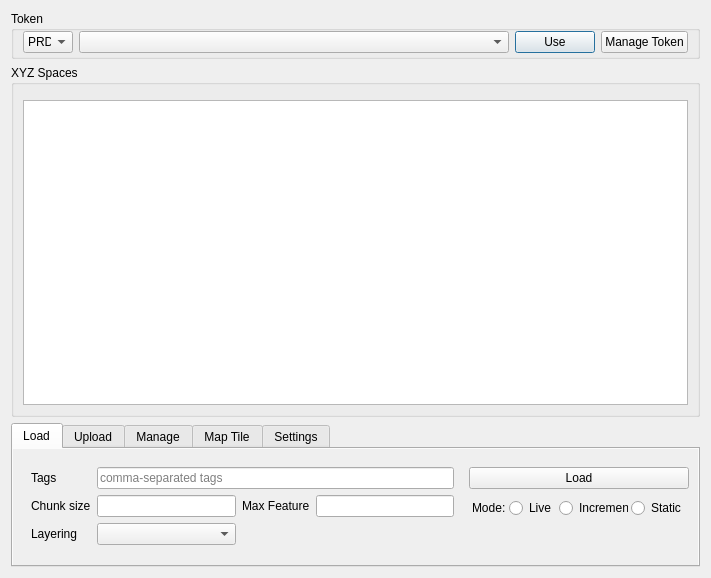
First picture: the form in XYZHubConnector/gui/ui/tab_dialog.ui, repository heremaps/xyz-qgis-plugin, before the edit.
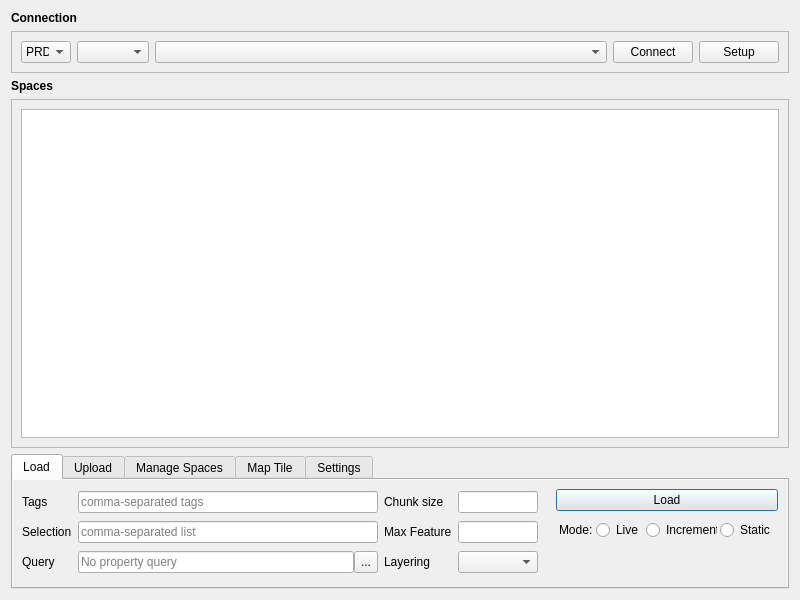
Second picture: the form after the edit. Custom widgets are drawn as their Qt base class.

Commit message:
support custom Hub server, Property query and selection, ui+ux update
+ server/token manager
+ process property query and selection request
+ dialog for server/token manager, property query
+ refactor, bug fixing
+ ref: fb580bfd

Diff of the .ui file:
```diff
--- a/XYZHubConnector/gui/ui/tab_dialog.ui
+++ b/XYZHubConnector/gui/ui/tab_dialog.ui
@@ -6,8 +6,8 @@
    <rect>
     <x>0</x>
     <y>0</y>
-    <width>711</width>
-    <height>578</height>
+    <width>800</width>
+    <height>600</height>
    </rect>
   </property>
   <property name="sizePolicy">
@@ -21,21 +21,108 @@
   </property>
   <layout class="QVBoxLayout" name="verticalLayout">
    <item>
-    <widget class="QGroupBox" name="groupBox_token">
+    <widget class="QWidget" name="groupBox_token" native="true">
+     <layout class="QVBoxLayout" name="verticalLayout_4">
+      <property name="leftMargin">
+       <number>0</number>
+      </property>
+      <property name="topMargin">
+       <number>0</number>
+      </property>
+      <property name="rightMargin">
+       <number>0</number>
+      </property>
+      <property name="bottomMargin">
+       <number>0</number>
+      </property>
+      <item>
+       <widget class="QWidget" name="widget_label_2" native="true">
+        <property name="sizePolicy">
+         <sizepolicy hsizetype="Preferred" vsizetype="Fixed">
+          <horstretch>0</horstretch>
+          <verstretch>0</verstretch>
+         </sizepolicy>
+        </property>
+        <layout class="QFormLayout" name="formLayout_5">
+         <property name="leftMargin">
+          <number>0</number>
+         </property>
+         <property name="topMargin">
+          <number>0</number>
+         </property>
+         <property name="rightMargin">
+          <number>0</number>
+         </property>
+         <property name="bottomMargin">
+          <number>0</number>
+         </property>
+         <item row="0" column="0">
+          <widget class="QLabel" name="label_14">
+           <property name="sizePolicy">
+            <sizepolicy hsizetype="Fixed" vsizetype="Preferred">
+             <horstretch>0</horstretch>
+             <verstretch>0</verstretch>
+            </sizepolicy>
+           </property>
+           <property name="font">
+            <font>
+             <weight>75</weight>
+             <bold>true</bold>
+            </font>
+           </property>
+           <property name="text">
+            <string>Connection</string>
+           </property>
+          </widget>
+         </item>
+        </layout>
+       </widget>
+      </item>
+      <item>
+       <widget class="QFrame" name="frame_content_2">
      <property name="enabled">
       <bool>true</bool>
      </property>
-     <property name="title">
-      <string>Token</string>
-     </property>
-     <layout class="QHBoxLayout" name="horizontalLayout">
-      <property name="topMargin">
-       <number>0</number>
-      </property>
-      <property name="bottomMargin">
-       <number>3</number>
-      </property>
-      <item>
+        <property name="frameShape">
+         <enum>QFrame::StyledPanel</enum>
+        </property>
+        <property name="frameShadow">
+         <enum>QFrame::Raised</enum>
+        </property>
+        <layout class="QGridLayout" name="gridLayout_2">
+         <item row="1" column="4">
+          <widget class="QPushButton" name="btn_token">
+           <property name="sizePolicy">
+            <sizepolicy hsizetype="Preferred" vsizetype="Fixed">
+             <horstretch>0</horstretch>
+             <verstretch>0</verstretch>
+            </sizepolicy>
+           </property>
+           <property name="text">
+            <string>Setup</string>
+           </property>
+           <property name="autoDefault">
+            <bool>false</bool>
+           </property>
+          </widget>
+         </item>
+         <item row="1" column="3">
+          <widget class="QPushButton" name="btn_use">
+           <property name="sizePolicy">
+            <sizepolicy hsizetype="Preferred" vsizetype="Fixed">
+             <horstretch>0</horstretch>
+             <verstretch>0</verstretch>
+            </sizepolicy>
+           </property>
+           <property name="text">
+            <string>Connect</string>
+           </property>
+           <property name="autoDefault">
+            <bool>false</bool>
+           </property>
+          </widget>
+         </item>
+         <item row="1" column="0">
        <widget class="QComboBox" name="comboBox_server">
         <property name="enabled">
          <bool>true</bool>
@@ -52,6 +139,9 @@
           <height>16777215</height>
          </size>
         </property>
+           <property name="visible">
+            <bool>false</bool>
+           </property>
         <item>
          <property name="text">
           <string>PRD</string>
@@ -69,7 +159,7 @@
         </item>
        </widget>
       </item>
-      <item>
+         <item row="1" column="2">
        <widget class="QComboBox" name="comboBox_token">
         <property name="enabled">
          <bool>true</bool>
@@ -80,85 +170,112 @@
           <verstretch>0</verstretch>
          </sizepolicy>
         </property>
+           <property name="toolTip">
+            <string>XYZ Hub Token</string>
+           </property>
         <property name="editable">
          <bool>false</bool>
         </property>
        </widget>
       </item>
-      <item>
-       <widget class="QPushButton" name="btn_use">
+         <item row="1" column="1">
+          <widget class="QComboBox" name="comboBox_server_url">
+           <property name="enabled">
+            <bool>true</bool>
+           </property>
         <property name="sizePolicy">
          <sizepolicy hsizetype="Fixed" vsizetype="Fixed">
           <horstretch>0</horstretch>
           <verstretch>0</verstretch>
          </sizepolicy>
         </property>
-        <property name="text">
-         <string>Use</string>
-        </property>
-        <property name="default">
-         <bool>false</bool>
-        </property>
-        <property name="flat">
+           <property name="maximumSize">
+            <size>
+             <width>100</width>
+             <height>16777215</height>
+            </size>
+           </property>
+           <property name="toolTip">
+            <string>XYZ Hub Server</string>
+           </property>
+           <property name="editable">
          <bool>false</bool>
         </property>
        </widget>
       </item>
+        </layout>
+       </widget>
+      </item>
+     </layout>
+    </widget>
+   </item>
       <item>
-       <widget class="QPushButton" name="btn_token">
+    <widget class="QWidget" name="groupBox_table" native="true">
+     <layout class="QVBoxLayout" name="verticalLayout_3">
+      <property name="leftMargin">
+       <number>0</number>
+      </property>
+      <property name="topMargin">
+       <number>0</number>
+      </property>
+      <property name="rightMargin">
+       <number>0</number>
+      </property>
+      <property name="bottomMargin">
+       <number>0</number>
+      </property>
+      <item>
+       <widget class="QWidget" name="widget_label_1" native="true">
         <property name="sizePolicy">
-         <sizepolicy hsizetype="Fixed" vsizetype="Fixed">
+         <sizepolicy hsizetype="Preferred" vsizetype="Fixed">
           <horstretch>0</horstretch>
           <verstretch>0</verstretch>
          </sizepolicy>
         </property>
-        <property name="text">
-         <string>Manage Token</string>
-        </property>
-        <property name="default">
-         <bool>false</bool>
-        </property>
-        <property name="flat">
-         <bool>false</bool>
-        </property>
+        <layout class="QFormLayout" name="formLayout_1">
+         <property name="leftMargin">
+          <number>0</number>
+         </property>
+         <property name="topMargin">
+          <number>0</number>
+         </property>
+         <property name="rightMargin">
+          <number>0</number>
+         </property>
+         <property name="bottomMargin">
+          <number>0</number>
+         </property>
+         <item row="0" column="0">
+          <widget class="QLabel" name="label_15">
+           <property name="sizePolicy">
+            <sizepolicy hsizetype="Fixed" vsizetype="Preferred">
+             <horstretch>0</horstretch>
+             <verstretch>0</verstretch>
+            </sizepolicy>
+           </property>
+           <property name="font">
+            <font>
+             <weight>75</weight>
+             <bold>true</bold>
+            </font>
+           </property>
+           <property name="text">
+            <string>Spaces</string>
+           </property>
        </widget>
       </item>
      </layout>
     </widget>
    </item>
    <item>
-    <widget class="QGroupBox" name="groupBox">
-     <property name="sizePolicy">
-      <sizepolicy hsizetype="Preferred" vsizetype="MinimumExpanding">
-       <horstretch>0</horstretch>
-       <verstretch>0</verstretch>
-      </sizepolicy>
-     </property>
-     <property name="title">
-      <string>XYZ Spaces</string>
-     </property>
-     <property name="flat">
-      <bool>false</bool>
+       <widget class="QFrame" name="frame_content_1">
+        <property name="frameShape">
+         <enum>QFrame::StyledPanel</enum>
+        </property>
+        <property name="frameShadow">
+         <enum>QFrame::Raised</enum>
      </property>
      <layout class="QVBoxLayout" name="verticalLayout_2">
-      <item>
-       <widget class="QWidget" name="widget" native="true">
-        <layout class="QHBoxLayout" name="horizontalLayout_3">
-         <property name="leftMargin">
-          <number>0</number>
-         </property>
-         <property name="topMargin">
-          <number>0</number>
-         </property>
-         <property name="rightMargin">
-          <number>0</number>
-         </property>
-         <property name="bottomMargin">
-          <number>0</number>
-         </property>
-        </layout>
-       </widget>
-      </item>
       <item>
        <widget class="QTableView" name="tableView_space">
         <property name="sizePolicy">
@@ -172,6 +289,9 @@
      </layout>
     </widget>
    </item>
+     </layout>
+    </widget>
+   </item>
    <item>
     <widget class="QTabWidget" name="tabWidget">
      <property name="sizePolicy">
@@ -194,6 +314,21 @@
        <string>Load</string>
       </attribute>
       <layout class="QHBoxLayout" name="horizontalLayout_4">
+       <property name="spacing">
+        <number>0</number>
+       </property>
+       <property name="leftMargin">
+        <number>0</number>
+       </property>
+       <property name="topMargin">
+        <number>0</number>
+       </property>
+       <property name="rightMargin">
+        <number>0</number>
+       </property>
+       <property name="bottomMargin">
+        <number>0</number>
+       </property>
        <item>
         <widget class="QWidget" name="widget_2" native="true">
          <property name="sizePolicy">
@@ -203,8 +338,8 @@
           </sizepolicy>
          </property>
          <layout class="QGridLayout" name="gridLayout">
-          <item row="0" column="0">
-           <widget class="QLabel" name="label_3">
+          <item row="2" column="4">
+           <widget class="QLabel" name="label_9">
             <property name="sizePolicy">
              <sizepolicy hsizetype="Fixed" vsizetype="Preferred">
               <horstretch>0</horstretch>
@@ -212,11 +347,11 @@
              </sizepolicy>
             </property>
             <property name="text">
-             <string>Tags</string>
+             <string>Layering</string>
             </property>
            </widget>
           </item>
-          <item row="1" column="0">
+          <item row="0" column="4">
            <widget class="QLabel" name="label">
             <property name="sizePolicy">
              <sizepolicy hsizetype="Fixed" vsizetype="Preferred">
@@ -229,49 +364,20 @@
             </property>
            </widget>
           </item>
-          <item row="0" column="1" colspan="3">
-           <widget class="QLineEdit" name="lineEdit_tags">
-            <property name="sizePolicy">
-             <sizepolicy hsizetype="Preferred" vsizetype="Fixed">
-              <horstretch>0</horstretch>
-              <verstretch>0</verstretch>
-             </sizepolicy>
-            </property>
-            <property name="minimumSize">
-             <size>
-              <width>300</width>
-              <height>0</height>
-             </size>
-            </property>
-            <property name="maxLength">
-             <number>2000</number>
-            </property>
-            <property name="placeholderText">
-             <string>comma-separated tags</string>
-            </property>
-           </widget>
-          </item>
-          <item row="1" column="2">
-           <widget class="QLabel" name="label_2">
-            <property name="sizePolicy">
-             <sizepolicy hsizetype="Fixed" vsizetype="Preferred">
-              <horstretch>0</horstretch>
-              <verstretch>0</verstretch>
-             </sizepolicy>
-            </property>
-            <property name="text">
-             <string>Max Feature</string>
-            </property>
-           </widget>
-          </item>
-          <item row="1" column="1">
+          <item row="0" column="5">
            <widget class="QLineEdit" name="lineEdit_limit">
             <property name="sizePolicy">
-             <sizepolicy hsizetype="Preferred" vsizetype="Fixed">
+             <sizepolicy hsizetype="Fixed" vsizetype="Fixed">
               <horstretch>0</horstretch>
               <verstretch>0</verstretch>
              </sizepolicy>
             </property>
+            <property name="maximumSize">
+             <size>
+              <width>80</width>
+              <height>16777215</height>
+             </size>
+            </property>
             <property name="text">
              <string comment="auto" extracomment="comment"/>
             </property>
@@ -283,27 +389,20 @@
             </property>
            </widget>
           </item>
-          <item row="2" column="0">
-           <widget class="QLabel" name="label_9">
-            <property name="sizePolicy">
-             <sizepolicy hsizetype="Fixed" vsizetype="Preferred">
-              <horstretch>0</horstretch>
-              <verstretch>0</verstretch>
-             </sizepolicy>
-            </property>
-            <property name="text">
-             <string>Layering</string>
-            </property>
-           </widget>
-          </item>
-          <item row="1" column="3">
+          <item row="1" column="5">
            <widget class="QLineEdit" name="lineEdit_max_feat">
             <property name="sizePolicy">
-             <sizepolicy hsizetype="Preferred" vsizetype="Fixed">
+             <sizepolicy hsizetype="Fixed" vsizetype="Fixed">
               <horstretch>0</horstretch>
               <verstretch>0</verstretch>
              </sizepolicy>
             </property>
+            <property name="maximumSize">
+             <size>
+              <width>80</width>
+              <height>16777215</height>
+             </size>
+            </property>
             <property name="maxLength">
              <number>15</number>
             </property>
@@ -311,10 +410,147 @@
              <set>Qt::AlignRight|Qt::AlignTrailing|Qt::AlignVCenter</set>
             </property>
            </widget>
-          </item>          
-          <item row="2" column="1">
+          </item>
+          <item row="0" column="1" colspan="3">
+           <widget class="QLineEdit" name="lineEdit_tags">
+            <property name="sizePolicy">
+             <sizepolicy hsizetype="Minimum" vsizetype="Fixed">
+              <horstretch>0</horstretch>
+              <verstretch>0</verstretch>
+             </sizepolicy>
+            </property>
+            <property name="maxLength">
+             <number>2000</number>
+            </property>
+            <property name="placeholderText">
+             <string>comma-separated tags</string>
+            </property>
+           </widget>
+          </item>
+          <item row="0" column="0">
+           <widget class="QLabel" name="label_3">
+            <property name="sizePolicy">
+             <sizepolicy hsizetype="Fixed" vsizetype="Preferred">
+              <horstretch>0</horstretch>
+              <verstretch>0</verstretch>
+             </sizepolicy>
+            </property>
+            <property name="text">
+             <string>Tags</string>
+            </property>
+           </widget>
+          </item>
+          <item row="1" column="1" colspan="3">
+           <widget class="QLineEdit" name="lineEdit_selection">
+            <property name="sizePolicy">
+             <sizepolicy hsizetype="Minimum" vsizetype="Fixed">
+              <horstretch>0</horstretch>
+              <verstretch>0</verstretch>
+             </sizepolicy>
+            </property>
+            <property name="maxLength">
+             <number>2000</number>
+            </property>
+            <property name="placeholderText">
+             <string>comma-separated list</string>
+            </property>
+           </widget>
+          </item>
+          <item row="1" column="4">
+           <widget class="QLabel" name="label_2">
+            <property name="sizePolicy">
+             <sizepolicy hsizetype="Fixed" vsizetype="Preferred">
+              <horstretch>0</horstretch>
+              <verstretch>0</verstretch>
+             </sizepolicy>
+            </property>
+            <property name="text">
+             <string>Max Feature</string>
+            </property>
+           </widget>
+          </item>
+          <item row="1" column="0">
+           <widget class="QLabel" name="label_12">
+            <property name="sizePolicy">
+             <sizepolicy hsizetype="Fixed" vsizetype="Preferred">
+              <horstretch>0</horstretch>
+              <verstretch>0</verstretch>
+             </sizepolicy>
+            </property>
+            <property name="text">
+             <string>Selection</string>
+            </property>
+           </widget>
+          </item>
+          <item row="2" column="5">
            <widget class="QComboBox" name="comboBox_similarity_threshold"/>
           </item>
+          <item row="2" column="0">
+           <widget class="QLabel" name="label_13">
+            <property name="sizePolicy">
+             <sizepolicy hsizetype="Fixed" vsizetype="Preferred">
+              <horstretch>0</horstretch>
+              <verstretch>0</verstretch>
+             </sizepolicy>
+            </property>
+            <property name="text">
+             <string>Query</string>
+            </property>
+           </widget>
+          </item>
+          <item row="2" column="1" colspan="3">
+           <widget class="QWidget" name="widget_line_filter" native="true">
+            <layout class="QHBoxLayout" name="horizontalLayout_9">
+             <property name="spacing">
+              <number>0</number>
+             </property>
+             <property name="leftMargin">
+              <number>0</number>
+             </property>
+             <property name="topMargin">
+              <number>0</number>
+             </property>
+             <property name="rightMargin">
+              <number>0</number>
+             </property>
+             <property name="bottomMargin">
+              <number>0</number>
+             </property>
+             <item>
+              <widget class="QLineEdit" name="lineEdit_filter">
+               <property name="sizePolicy">
+                <sizepolicy hsizetype="Minimum" vsizetype="Fixed">
+                 <horstretch>0</horstretch>
+                 <verstretch>0</verstretch>
+                </sizepolicy>
+               </property>
+               <property name="maxLength">
+                <number>2000</number>
+               </property>
+               <property name="readOnly">
+                <bool>true</bool>
+               </property>
+               <property name="placeholderText">
+                <string>No property query</string>
+               </property>
+              </widget>
+             </item>
+             <item>
+              <widget class="QToolButton" name="btn_filter">
+               <property name="sizePolicy">
+                <sizepolicy hsizetype="Fixed" vsizetype="Preferred">
+                 <horstretch>0</horstretch>
+                 <verstretch>0</verstretch>
+                </sizepolicy>
+               </property>
+               <property name="text">
+                <string>...</string>
+               </property>
+              </widget>
+             </item>
+            </layout>
+           </widget>
+          </item>
          </layout>
         </widget>
        </item>
@@ -322,17 +558,11 @@
         <widget class="QWidget" name="widget_4" native="true">
          <property name="maximumSize">
           <size>
-           <width>220</width>
+           <width>240</width>
            <height>16777215</height>
           </size>
          </property>
          <layout class="QFormLayout" name="formLayout">
-          <property name="leftMargin">
-           <number>0</number>
-          </property>
-          <property name="rightMargin">
-           <number>0</number>
-          </property>
           <item row="0" column="0" colspan="2">
            <widget class="QPushButton" name="btn_load">
             <property name="text">
@@ -411,6 +641,21 @@
        <string>Upload</string>
       </attribute>
       <layout class="QHBoxLayout" name="horizontalLayout_5">
+       <property name="spacing">
+        <number>0</number>
+       </property>
+       <property name="leftMargin">
+        <number>0</number>
+       </property>
+       <property name="topMargin">
+        <number>0</number>
+       </property>
+       <property name="rightMargin">
+        <number>0</number>
+       </property>
+       <property name="bottomMargin">
+        <number>0</number>
+       </property>
        <item>
         <widget class="QWidget" name="widget_3" native="true">
          <property name="sizePolicy">
@@ -472,18 +717,12 @@
         <widget class="QWidget" name="widget_5" native="true">
          <property name="maximumSize">
           <size>
-           <width>220</width>
+           <width>240</width>
            <height>16777215</height>
           </size>
          </property>
          <layout class="QFormLayout" name="formLayout_4">
-          <property name="leftMargin">
-           <number>0</number>
-          </property>
-          <property name="rightMargin">
-           <number>0</number>
-          </property>
-          <item row="0" column="1">
+          <item row="0" column="0" colspan="2">
            <widget class="QPushButton" name="btn_upload">
             <property name="text">
              <string>Upload</string>
@@ -500,10 +739,28 @@
        <bool>true</bool>
       </property>
       <attribute name="title">
-       <string>Manage</string>
+       <string>Manage Spaces</string>
       </attribute>
       <layout class="QHBoxLayout" name="horizontalLayout_2">
        <property name="spacing">
+        <number>0</number>
+       </property>
+       <property name="leftMargin">
+        <number>0</number>
+       </property>
+       <property name="topMargin">
+        <number>0</number>
+       </property>
+       <property name="rightMargin">
+        <number>0</number>
+       </property>
+       <property name="bottomMargin">
+        <number>0</number>
+       </property>
+       <item>
+        <widget class="QWidget" name="widget_10" native="true">
+         <layout class="QHBoxLayout" name="horizontalLayout_10">
+          <property name="spacing">
         <number>20</number>
        </property>
        <item>
@@ -556,6 +813,9 @@
        </item>
       </layout>
      </widget>
+       </item>
+      </layout>
+     </widget>
      <widget class="QWidget" name="tab_basemap">
       <property name="autoFillBackground">
        <bool>true</bool>
@@ -564,6 +824,21 @@
        <string>Map Tile</string>
       </attribute>
       <layout class="QHBoxLayout" name="horizontalLayout_6">
+       <property name="spacing">
+        <number>0</number>
+       </property>
+       <property name="leftMargin">
+        <number>0</number>
+       </property>
+       <property name="topMargin">
+        <number>0</number>
+       </property>
+       <property name="rightMargin">
+        <number>0</number>
+       </property>
+       <property name="bottomMargin">
+        <number>0</number>
+       </property>
        <item>
         <widget class="QWidget" name="widget_6" native="true">
          <property name="sizePolicy">
@@ -572,70 +847,113 @@
            <verstretch>0</verstretch>
           </sizepolicy>
          </property>
-         <layout class="QFormLayout" name="formLayout_5">
-          <item row="0" column="0">
-           <widget class="QLabel" name="label_7">
-            <property name="text">
-             <string>App code</string>
-            </property>
-           </widget>
-          </item>
-          <item row="0" column="1">
-           <widget class="QLineEdit" name="lineEdit_app_code">
-            <property name="sizePolicy">
-             <sizepolicy hsizetype="Preferred" vsizetype="Fixed">
-              <horstretch>0</horstretch>
-              <verstretch>0</verstretch>
-             </sizepolicy>
-            </property>
-           </widget>
-          </item>
-          <item row="1" column="0">
-           <widget class="QLabel" name="label_6">
-            <property name="text">
-             <string>App id</string>
-            </property>
-           </widget>
-          </item>
-          <item row="1" column="1">
-           <widget class="QLineEdit" name="lineEdit_app_id">
-            <property name="sizePolicy">
-             <sizepolicy hsizetype="Preferred" vsizetype="Fixed">
-              <horstretch>0</horstretch>
-              <verstretch>0</verstretch>
-             </sizepolicy>
-            </property>
-           </widget>
-          </item>
-          <item row="2" column="1">
+         <layout class="QGridLayout" name="gridLayout_4">
+          <item row="0" column="1" colspan="4">
            <widget class="QComboBox" name="comboBox_basemap"/>
           </item>
-          <item row="2" column="0">
+          <item row="3" column="1">
+           <widget class="QLineEdit" name="lineEdit_app_id">
+            <property name="sizePolicy">
+             <sizepolicy hsizetype="Preferred" vsizetype="Fixed">
+              <horstretch>1</horstretch>
+              <verstretch>0</verstretch>
+             </sizepolicy>
+            </property>
+           </widget>
+          </item>
+          <item row="3" column="0">
+           <widget class="QLabel" name="label_6">
+            <property name="text">
+             <string>App Id</string>
+            </property>
+           </widget>
+          </item>
+          <item row="2" column="1">
+           <widget class="QLineEdit" name="lineEdit_app_code">
+            <property name="sizePolicy">
+             <sizepolicy hsizetype="Preferred" vsizetype="Fixed">
+              <horstretch>1</horstretch>
+              <verstretch>0</verstretch>
+             </sizepolicy>
+            </property>
+           </widget>
+          </item>
+          <item row="2" column="2" rowspan="2">
+           <widget class="Line" name="line">
+            <property name="frameShadow">
+             <enum>QFrame::Raised</enum>
+            </property>
+            <property name="lineWidth">
+             <number>1</number>
+            </property>
+            <property name="midLineWidth">
+             <number>0</number>
+            </property>
+            <property name="orientation">
+             <enum>Qt::Vertical</enum>
+            </property>
+           </widget>
+          </item>
+          <item row="0" column="0">
            <widget class="QLabel" name="label_8">
             <property name="text">
              <string>Map Tile</string>
             </property>
            </widget>
           </item>
+          <item row="2" column="3">
+           <widget class="QLabel" name="label_11">
+            <property name="text">
+             <string>Api Key</string>
+            </property>
+            <property name="indent">
+             <number>6</number>
+            </property>
+           </widget>
+          </item>
+          <item row="2" column="0">
+           <widget class="QLabel" name="label_7">
+            <property name="text">
+             <string>App Code</string>
+            </property>
+           </widget>
+          </item>
+          <item row="2" column="4">
+           <widget class="QLineEdit" name="lineEdit_api_key">
+            <property name="sizePolicy">
+             <sizepolicy hsizetype="Preferred" vsizetype="Fixed">
+              <horstretch>1</horstretch>
+              <verstretch>0</verstretch>
+             </sizepolicy>
+            </property>
+           </widget>
+          </item>
+          <item row="1" column="0" colspan="5">
+           <widget class="Line" name="line_2">
+            <property name="orientation">
+             <enum>Qt::Horizontal</enum>
+            </property>
+           </widget>
+          </item>
          </layout>
         </widget>
        </item>
        <item>
         <widget class="QWidget" name="widget_7" native="true">
+         <property name="sizePolicy">
+          <sizepolicy hsizetype="Preferred" vsizetype="Preferred">
+           <horstretch>1</horstretch>
+           <verstretch>0</verstretch>
+          </sizepolicy>
+         </property>
          <property name="maximumSize">
           <size>
-           <width>220</width>
+           <width>240</width>
            <height>16777215</height>
           </size>
          </property>
          <layout class="QFormLayout" name="formLayout_6">
-          <property name="leftMargin">
-           <number>0</number>
-          </property>
-          <property name="rightMargin">
-           <number>0</number>
-          </property>
-          <item row="0" column="1">
+          <item row="0" column="0" colspan="2">
            <widget class="QPushButton" name="btn_basemap">
             <property name="text">
              <string>Add Map Tile</string>
@@ -655,16 +973,25 @@
        <string>Settings</string>
       </attribute>
       <layout class="QHBoxLayout" name="horizontalLayout_7">
+       <property name="spacing">
+        <number>0</number>
+       </property>
+       <property name="leftMargin">
+        <number>0</number>
+       </property>
+       <property name="topMargin">
+        <number>0</number>
+       </property>
+       <property name="rightMargin">
+        <number>0</number>
+       </property>
+       <property name="bottomMargin">
+        <number>0</number>
+       </property>
        <item>
         <widget class="QWidget" name="widget_8" native="true">
-         <property name="sizePolicy">
-          <sizepolicy hsizetype="Preferred" vsizetype="Preferred">
-           <horstretch>0</horstretch>
-           <verstretch>0</verstretch>
-          </sizepolicy>
-         </property>
-         <layout class="QFormLayout" name="formLayout_7">
-          <item row="0" column="1">
+         <layout class="QHBoxLayout" name="horizontalLayout">
+          <item>
            <spacer name="horizontalSpacer">
             <property name="orientation">
              <enum>Qt::Horizontal</enum>
@@ -687,18 +1014,12 @@
         <widget class="QWidget" name="widget_9" native="true">
          <property name="maximumSize">
           <size>
-           <width>220</width>
+           <width>240</width>
            <height>16777215</height>
           </size>
          </property>
          <layout class="QFormLayout" name="formLayout_8">
-          <property name="leftMargin">
-           <number>0</number>
-          </property>
-          <property name="rightMargin">
-           <number>0</number>
-          </property>
-          <item row="0" column="1">
+          <item row="0" column="0" colspan="2">
            <widget class="QPushButton" name="btn_clear_cache">
             <property name="text">
              <string>Clear Cache</string>
```
Left out of the diff: 9 changed lines with no effect on the pictures. Lines whose indentation alone changed are shown as unchanged. The commit also changes 41 other files.
